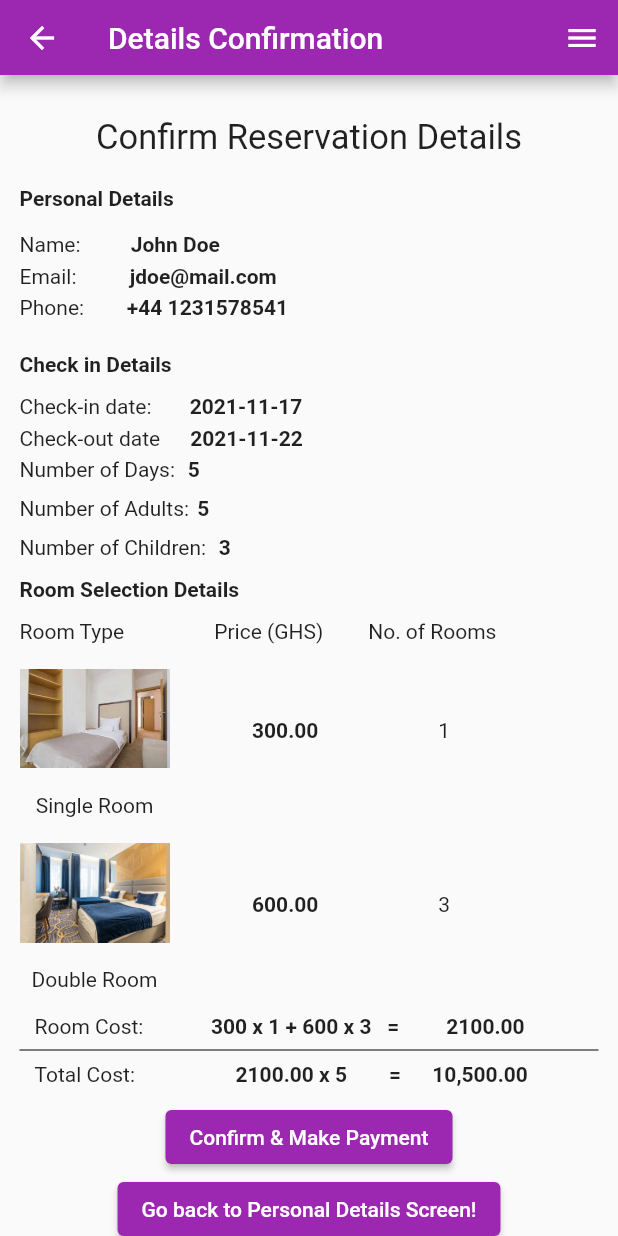
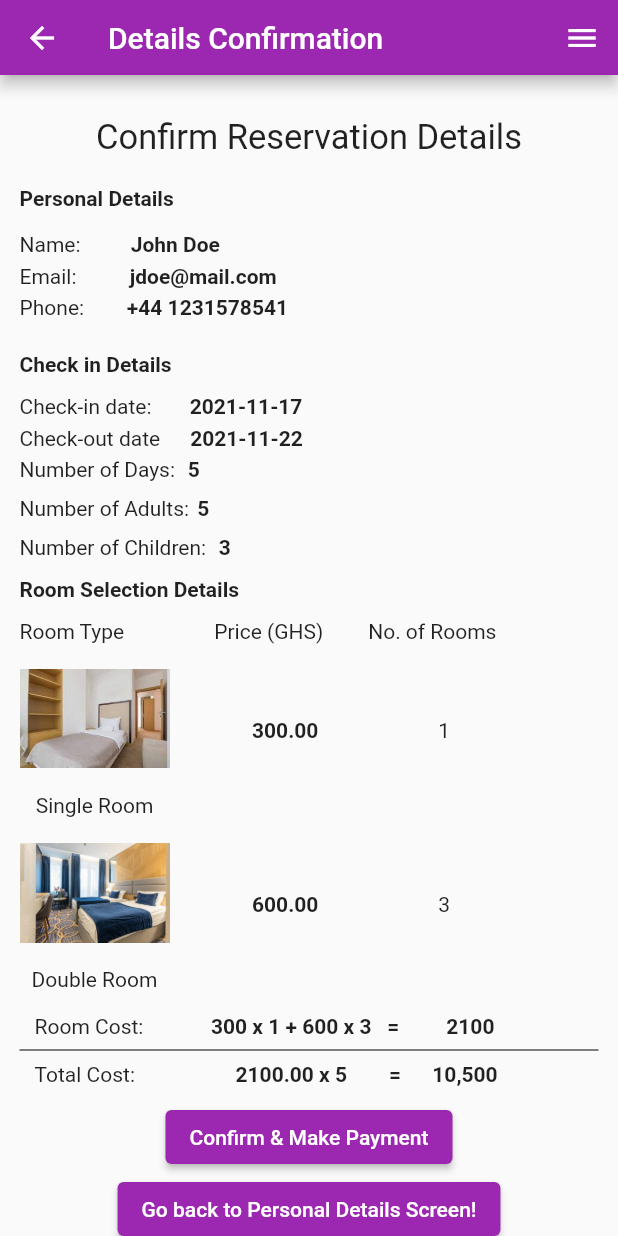
Before and after one commit to jwelbeck52/RestWell-Hotel, a Flutter app: the DetailsConfirmationScreen screen opened by its route, on a phone screen of 412 x 824 dp. Run offline on Flutter 3.47's test engine with Material 2 defaults, Android fonts, the phone set to English and light mode, and no system bars.

Commit message:
refactor: styling refactor

```diff
--- a/lib/screens/confirm_details.dart
+++ b/lib/screens/confirm_details.dart
@@ -241,7 +241,7 @@ class DetailsConfirmationScreen extends StatelessWidget {
                       SizedBox(
                         width: 45,
                       ),
-                      Text('300 x 1 + 600 x 3   =         2100.00',
+                      Text('300 x 1 + 600 x 3   =         2100',
                           style: TextStyle(fontWeight: FontWeight.bold)),
                       // SizedBox(
                       //   width: 76,
@@ -262,7 +262,7 @@ class DetailsConfirmationScreen extends StatelessWidget {
                       SizedBox(
                         width: 67,
                       ),
-                      Text('2100.00 x 5        =      10,500.00',
+                      Text('2100.00 x 5        =      10,500',
                           style: TextStyle(fontWeight: FontWeight.bold)),
                     ],
                   ),
```
